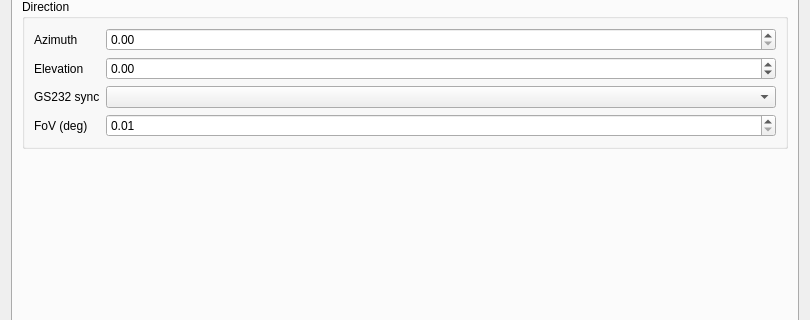
The window that plugins/feature/camera/camerasettingsdialog.ui (srcejon/sdrangel) describes before a commit, drawn with Qt 5; both pictures show x 0 to 810 and y 175 to 495 of the 810 by 791 pixel window.
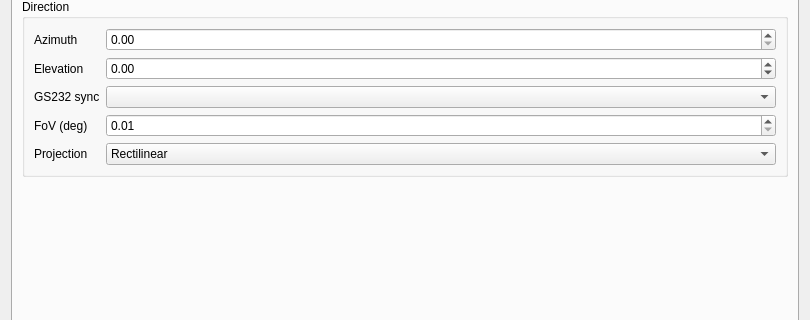
The same window after the commit. The open tabs and pages were chosen to show the change. Icons and pictures are not drawn.

Commit message: Add camera lens projection overlays

```diff
--- a/plugins/feature/camera/camerasettingsdialog.ui
+++ b/plugins/feature/camera/camerasettingsdialog.ui
@@ -1538,6 +1538,32 @@
             </property>
            </widget>
           </item>
+          <item row="4" column="0">
+           <widget class="QLabel" name="lensProjectionLabel">
+            <property name="text">
+             <string>Projection</string>
+            </property>
+           </widget>
+          </item>
+          <item row="4" column="1">
+           <widget class="QComboBox" name="lensProjectionCombo">
+            <item>
+             <property name="text">
+              <string>Rectilinear</string>
+             </property>
+            </item>
+            <item>
+             <property name="text">
+              <string>Equidistant fisheye</string>
+             </property>
+            </item>
+            <item>
+             <property name="text">
+              <string>Equisolid fisheye</string>
+             </property>
+            </item>
+           </widget>
+          </item>
          </layout>
         </widget>
        </item>
```
The commit also changes 5 other files.
